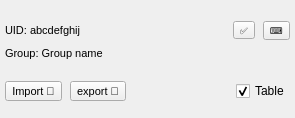
Above: windows/project_details.ui from sensehawk/qgis_plugin before the change. Below: the same form after it.
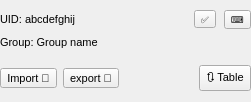
That is the form after the change.

Commit message: repalced checkbox with qpushbutton

Patch:
```diff
--- a/windows/project_details.ui
+++ b/windows/project_details.ui
@@ -9,8 +9,8 @@
    <rect>
     <x>0</x>
     <y>0</y>
-    <width>295</width>
-    <height>118</height>
+    <width>251</width>
+    <height>102</height>
    </rect>
   </property>
   <property name="sizePolicy">
@@ -30,23 +30,17 @@
   </property>
   <layout class="QGridLayout" name="gridLayout_3">
    <property name="leftMargin">
-    <number>5</number>
+    <number>0</number>
    </property>
    <property name="topMargin">
-    <number>5</number>
+    <number>0</number>
    </property>
    <property name="rightMargin">
-    <number>5</number>
+    <number>0</number>
    </property>
    <property name="bottomMargin">
     <number>0</number>
    </property>
-   <property name="horizontalSpacing">
-    <number>7</number>
-   </property>
-   <property name="verticalSpacing">
-    <number>5</number>
-   </property>
    <item row="0" column="0">
     <layout class="QGridLayout" name="gridLayout">
      <property name="horizontalSpacing">
@@ -143,9 +137,6 @@
    </item>
    <item row="1" column="0">
     <layout class="QGridLayout" name="gridLayout_2">
-     <property name="horizontalSpacing">
-      <number>8</number>
-     </property>
      <item row="0" column="0">
       <widget class="QToolButton" name="importButton">
        <property name="maximumSize">
@@ -202,15 +193,23 @@
       </spacer>
      </item>
      <item row="0" column="3">
-      <widget class="QCheckBox" name="table_checkbox">
-       <property name="enabled">
-        <bool>true</bool>
+      <widget class="QToolButton" name="table_toggle">
+       <property name="maximumSize">
+        <size>
+         <width>16777215</width>
+         <height>16777215</height>
+        </size>
+       </property>
+       <property name="font">
+        <font>
+         <pointsize>8</pointsize>
+        </font>
        </property>
        <property name="text">
-        <string>Table</string>
+        <string>🔃 Table</string>
        </property>
-       <property name="checked">
-        <bool>true</bool>
+       <property name="shortcut">
+        <string>Ctrl+E</string>
        </property>
       </widget>
      </item>
```
The commit also changes 1 other file.
